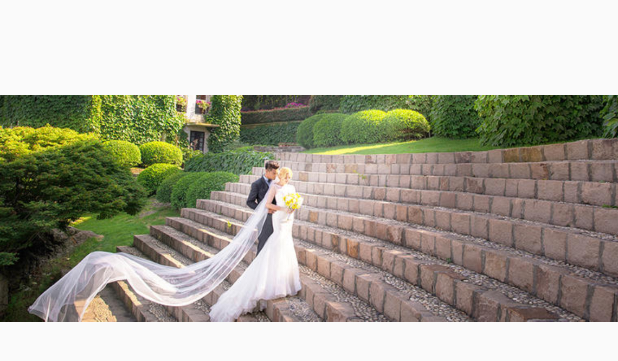
After one commit to yukaida/JYLY, an Android app: the layout layout_one.xml on its own in the app's theme, with its tools: preview values and no code run, on a phone screen of 412 x 824 dp. The commit adds this screen. Shown: the top 361 px of the screen. Run offline under Robolectric (Android 15) with nearby library versions, the phone set to English and light mode, and no system bars.

Commit message:
添加viewpager

```diff
--- a/app/src/main/java/com/example/administrator/jyly/we_fragment.java
+++ b/app/src/main/java/com/example/administrator/jyly/we_fragment.java
@@ -109,6 +109,9 @@ public class we_fragment extends Fragment {
             }
         });
 
+
+
+
         return view;
 
 
--- /dev/null
+++ b/app/src/main/res/layout/layout_one.xml
@@ -0,0 +1,15 @@
+<?xml version="1.0" encoding="utf-8"?>
+<android.support.constraint.ConstraintLayout xmlns:android="http://schemas.android.com/apk/res/android"
+    xmlns:app="http://schemas.android.com/apk/res-auto"
+    xmlns:tools="http://schemas.android.com/tools"
+    android:layout_width="match_parent"
+    android:layout_height="match_parent">
+
+    <ImageView
+        android:id="@+id/layout_one_pic"
+        android:layout_width="wrap_content"
+        android:layout_height="wrap_content"
+        app:layout_constraintStart_toStartOf="parent"
+        app:layout_constraintTop_toTopOf="parent"
+        app:srcCompat="@drawable/viewpager_pic1" />
+</android.support.constraint.ConstraintLayout>
```
Also changed, not shown: app/src/main/java/com/example/administrator/jyly/home_fragment.java (+53 -1 lines), app/src/main/res/layout/home_fragment.xml (+12 -4 lines), app/src/main/res/layout/layout_three.xml (added, +15 -0 lines), app/src/main/res/layout/layout_two.xml (added, +15 -0 lines), app/src/main/res/drawable/viewpager_pic1.png (added), app/src/main/res/drawable/viewpager_pic2.png (added), app/src/main/res/drawable/viewpager_pic3.png (added).
